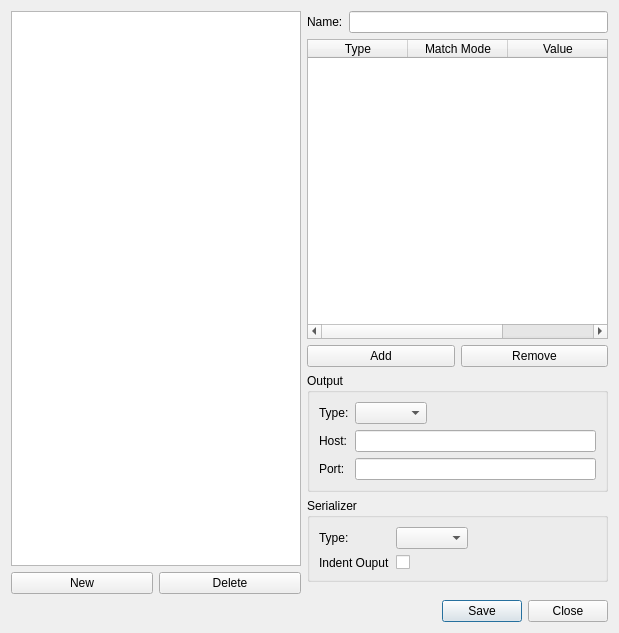
Qt form gui/configeditor.ui (froglogic/tracetool) before a commit.
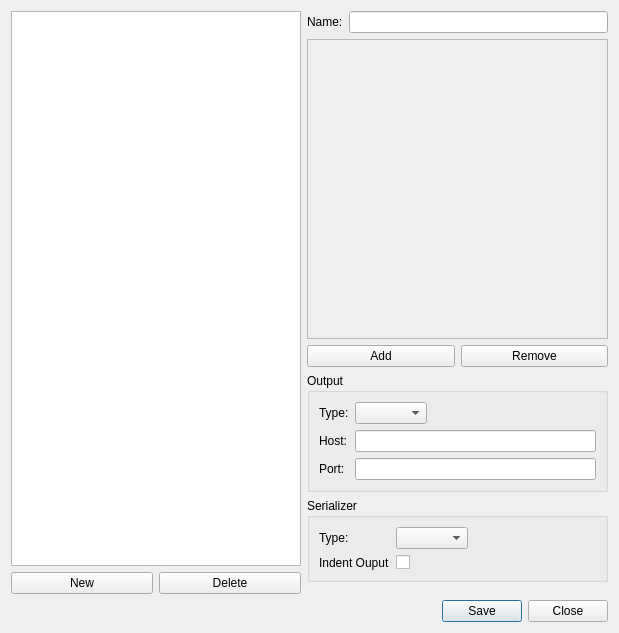
The same form after that commit.

Commit message:
Make filter table more flexible
Now we can easily change on the fly between filters. Still to do
is removing filters.

The edit to the form file:
```diff
--- a/gui/configeditor.ui
+++ b/gui/configeditor.ui
@@ -157,40 +157,6 @@
      </layout>
     </widget>
    </item>
-   <item row="1" column="1">
-    <widget class="QTableWidget" name="filterTable">
-     <property name="selectionBehavior">
-      <enum>QAbstractItemView::SelectRows</enum>
-     </property>
-     <attribute name="horizontalHeaderShowSortIndicator" stdset="0">
-      <bool>false</bool>
-     </attribute>
-     <attribute name="horizontalHeaderStretchLastSection">
-      <bool>true</bool>
-     </attribute>
-     <attribute name="verticalHeaderVisible">
-      <bool>false</bool>
-     </attribute>
-     <attribute name="verticalHeaderStretchLastSection">
-      <bool>false</bool>
-     </attribute>
-     <column>
-      <property name="text">
-       <string>Type</string>
-      </property>
-     </column>
-     <column>
-      <property name="text">
-       <string>Match Mode</string>
-      </property>
-     </column>
-     <column>
-      <property name="text">
-       <string>Value</string>
-      </property>
-     </column>
-    </widget>
-   </item>
    <item row="2" column="1">
     <layout class="QHBoxLayout" name="horizontalLayout_4">
      <item>
@@ -209,6 +175,23 @@
      </item>
     </layout>
    </item>
+   <item row="1" column="1">
+    <widget class="QScrollArea" name="scrollArea">
+     <property name="widgetResizable">
+      <bool>true</bool>
+     </property>
+     <widget class="QWidget" name="scrollAreaWidgetContents_2">
+      <property name="geometry">
+       <rect>
+        <x>0</x>
+        <y>0</y>
+        <width>300</width>
+        <height>296</height>
+       </rect>
+      </property>
+     </widget>
+    </widget>
+   </item>
   </layout>
  </widget>
  <resources/>
```
The commit also changes 2 other files.
